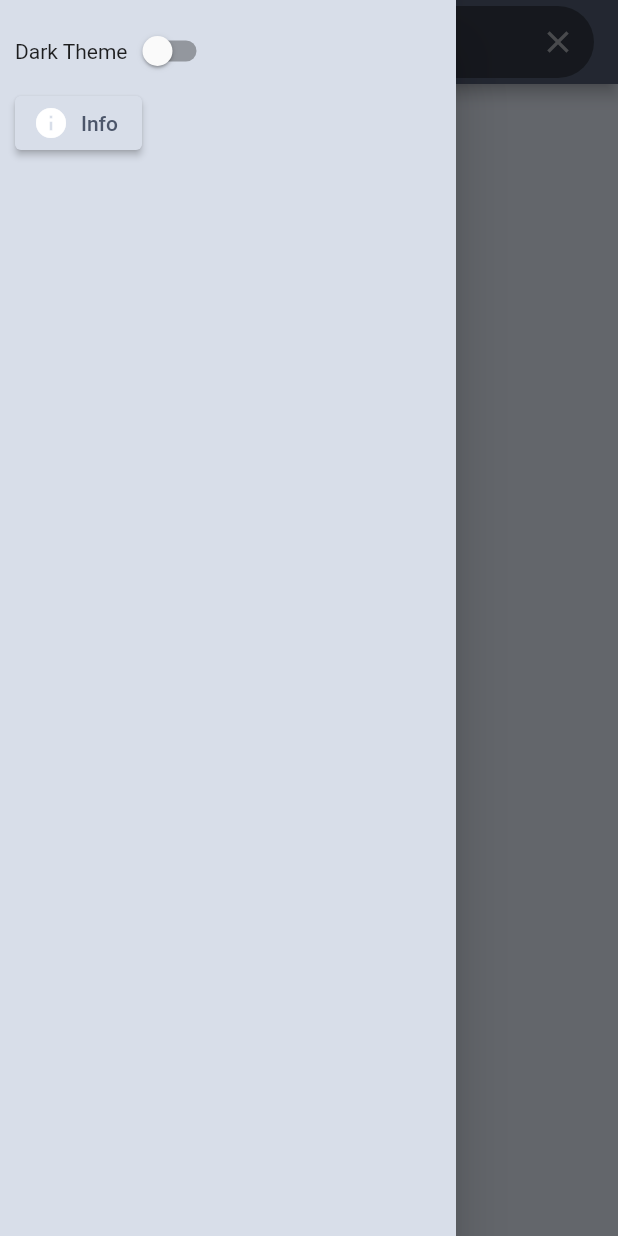
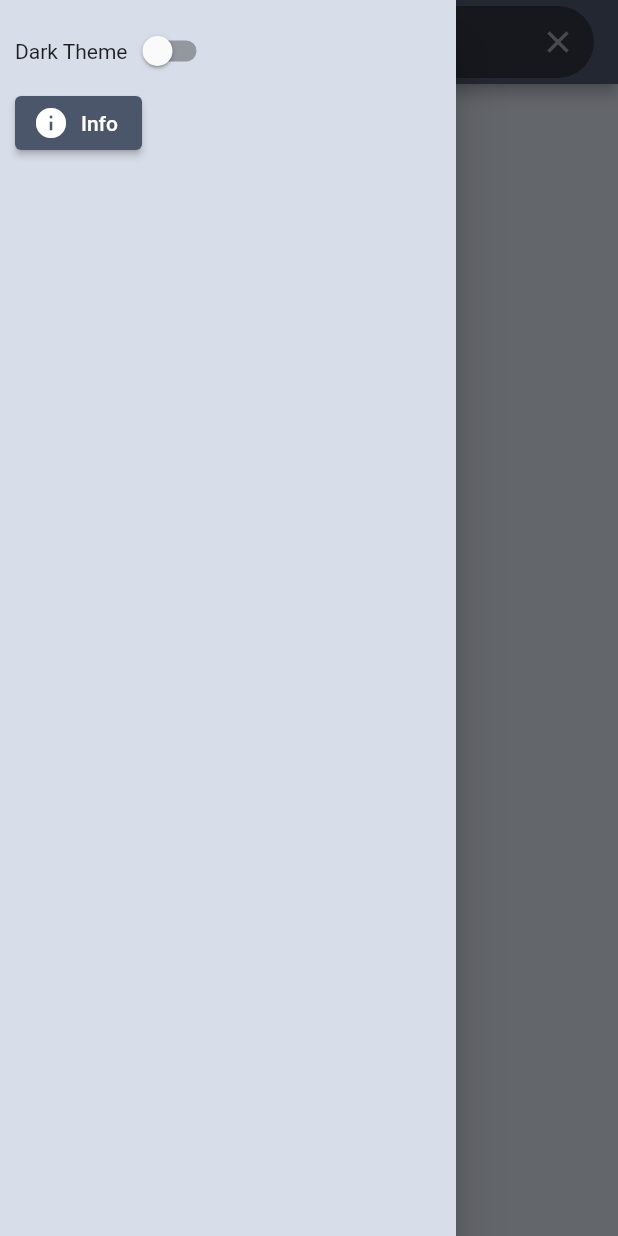
Before and after one commit to CraigFoote/ca.footeware.flutter.stackoverflowquestions, a Flutter app: the screen it shows after launch, with the side drawer open, on a phone screen of 412 x 824 dp. Run offline on Flutter 3.47's test engine with Material 2 defaults, Android fonts, the light colour scheme and no system bars; our stand-ins replace flutter_linkify, html_unescape, shared_preferences.

Commit message:
color styles

```diff
--- a/lib/custom_theme.dart
+++ b/lib/custom_theme.dart
@@ -24,7 +24,7 @@ class CustomTheme {
       ),
       elevatedButtonTheme: ElevatedButtonThemeData(
         style: ElevatedButton.styleFrom(
-          primary: const Color(0xffd8dee9),
+          primary: const Color(0xff4c566a),
         ),
       ),
     );
--- a/lib/home_page.dart
+++ b/lib/home_page.dart
@@ -21,7 +21,7 @@ class HomePage extends StatefulWidget {
 }
 
 class HomePageState extends State<HomePage> {
-  bool _isDarkTheme = false;
+  bool _isDarkTheme = CustomTheme.currentTheme == CustomTheme.darkTheme;
   final _searchController = TextEditingController();
   final _scrollController = ScrollController();
   num _pageNumber = 1;
@@ -218,16 +218,7 @@ class HomePageState extends State<HomePage> {
               icon: const Icon(
                 Icons.info,
               ),
-              label: Text(
-                'Info',
-                style: _isDarkTheme
-                    ? const TextStyle(
-                        color: Color(0xffd8dee9),
-                      )
-                    : const TextStyle(
-                        color: Color(0xff4c566a),
-                      ),
-              ),
+              label: const Text('Info'),
             ),
           ],
         ),
```
